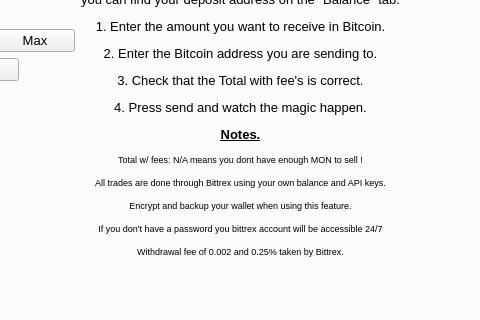
Above: src/qt/forms/tradingdialog.ui from MoneyByte/MoneyByte before the change; both pictures show x 350 to 830 and y 192 to 512 of the 1031 by 604 pixel window. Below: the same form after it.
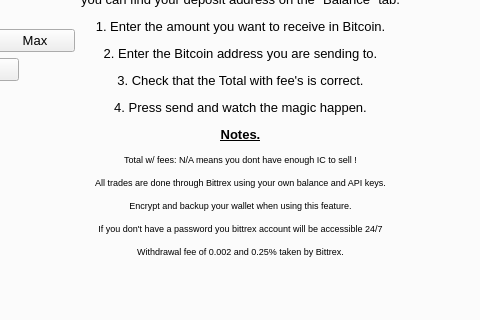
That is the form after the change. The open tabs and pages were chosen to show the change. Icons and pictures are not drawn.

Patch:
```diff
--- a/src/qt/forms/tradingdialog.ui
+++ b/src/qt/forms/tradingdialog.ui
@@ -3797,7 +3797,7 @@
           </font>
          </property>
          <property name="text">
-          <string>&lt;html&gt;&lt;head/&gt;&lt;body&gt;&lt;p align=&quot;center&quot;&gt;&lt;span style=&quot; font-weight:600; text-decoration: underline;&quot;&gt;Instructions:&lt;/span&gt;&lt;/p&gt;&lt;p align=&quot;center&quot;&gt;To use the cross sending feature you need to have &lt;/p&gt;&lt;p align=&quot;center&quot;&gt;IC available to spend on Bittrex. If you don't have any &lt;/p&gt;&lt;p align=&quot;center&quot;&gt;you can find your deposit address on the &amp;quot;Balance&amp;quot; tab.&lt;/p&gt;&lt;p align=&quot;center&quot;&gt;1. Enter the amount you want to receive in Bitcoin.&lt;/p&gt;&lt;p align=&quot;center&quot;&gt;2. Enter the Bitcoin address you are sending to.&lt;/p&gt;&lt;p align=&quot;center&quot;&gt;3. Check that the Total with fee's is correct.&lt;/p&gt;&lt;p align=&quot;center&quot;&gt;4. Press send and watch the magic happen.&lt;/p&gt;&lt;p align=&quot;center&quot;&gt;&lt;span style=&quot; font-weight:600; text-decoration: underline;&quot;&gt;Notes.&lt;/span&gt;&lt;/p&gt;&lt;p align=&quot;center&quot;&gt;&lt;span style=&quot; font-size:7pt;&quot;&gt;Total w/ fees: N/A means you dont have enough MON to sell !&lt;/span&gt;&lt;/p&gt;&lt;p align=&quot;center&quot;&gt;&lt;span style=&quot; font-size:7pt;&quot;&gt;All trades are done through Bittrex using your own balance and API keys.&lt;/span&gt;&lt;/p&gt;&lt;p align=&quot;center&quot;&gt;&lt;span style=&quot; font-size:7pt;&quot;&gt;Encrypt and backup your wallet when using this feature.&lt;/span&gt;&lt;/p&gt;&lt;p align=&quot;center&quot;&gt;&lt;span style=&quot; font-size:7pt;&quot;&gt;If you don't have a password you bittrex account will be accessible 24/7&lt;/span&gt;&lt;/p&gt;&lt;p align=&quot;center&quot;&gt;&lt;span style=&quot; font-size:7pt;&quot;&gt;Withdrawal fee of 0.002 and 0.25% taken by Bittrex.&lt;/span&gt;&lt;/p&gt;&lt;/body&gt;&lt;/html&gt;</string>
+          <string>&lt;html&gt;&lt;head/&gt;&lt;body&gt;&lt;p align=&quot;center&quot;&gt;&lt;span style=&quot; font-weight:600; text-decoration: underline;&quot;&gt;Instructions:&lt;/span&gt;&lt;/p&gt;&lt;p align=&quot;center&quot;&gt;To use the cross sending feature you need to have &lt;/p&gt;&lt;p align=&quot;center&quot;&gt;IC available to spend on Bittrex. If you don't have any &lt;/p&gt;&lt;p align=&quot;center&quot;&gt;you can find your deposit address on the &amp;quot;Balance&amp;quot; tab.&lt;/p&gt;&lt;p align=&quot;center&quot;&gt;1. Enter the amount you want to receive in Bitcoin.&lt;/p&gt;&lt;p align=&quot;center&quot;&gt;2. Enter the Bitcoin address you are sending to.&lt;/p&gt;&lt;p align=&quot;center&quot;&gt;3. Check that the Total with fee's is correct.&lt;/p&gt;&lt;p align=&quot;center&quot;&gt;4. Press send and watch the magic happen.&lt;/p&gt;&lt;p align=&quot;center&quot;&gt;&lt;span style=&quot; font-weight:600; text-decoration: underline;&quot;&gt;Notes.&lt;/span&gt;&lt;/p&gt;&lt;p align=&quot;center&quot;&gt;&lt;span style=&quot; font-size:7pt;&quot;&gt;Total w/ fees: N/A means you dont have enough IC to sell !&lt;/span&gt;&lt;/p&gt;&lt;p align=&quot;center&quot;&gt;&lt;span style=&quot; font-size:7pt;&quot;&gt;All trades are done through Bittrex using your own balance and API keys.&lt;/span&gt;&lt;/p&gt;&lt;p align=&quot;center&quot;&gt;&lt;span style=&quot; font-size:7pt;&quot;&gt;Encrypt and backup your wallet when using this feature.&lt;/span&gt;&lt;/p&gt;&lt;p align=&quot;center&quot;&gt;&lt;span style=&quot; font-size:7pt;&quot;&gt;If you don't have a password you bittrex account will be accessible 24/7&lt;/span&gt;&lt;/p&gt;&lt;p align=&quot;center&quot;&gt;&lt;span style=&quot; font-size:7pt;&quot;&gt;Withdrawal fee of 0.002 and 0.25% taken by Bittrex.&lt;/span&gt;&lt;/p&gt;&lt;/body&gt;&lt;/html&gt;</string>
          </property>
         </widget>
        </item>
```
Left out of the diff: 2 changed lines with no effect on the pictures.
